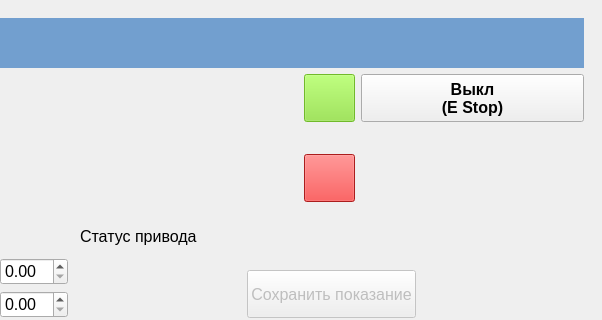
Ornstein89/BallScrewControl_QtVCP, file BallScrewVCP1.ui: the form before one commit; both pictures show x 591 to 1193 and y 0 to 320 of the 1193 by 891 pixel window.
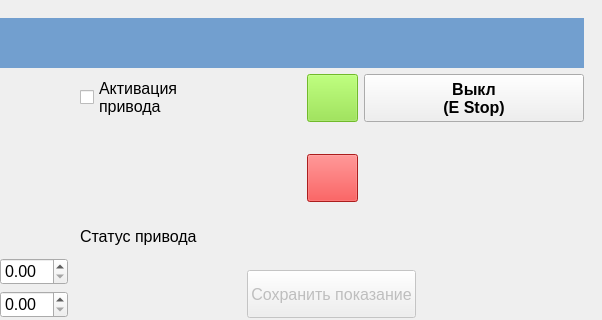
The form after the commit. Icons and pictures are not drawn. Custom widgets are drawn as their Qt base class.

Diff of the .ui file:
```diff
--- a/BallScrewVCP1.ui
+++ b/BallScrewVCP1.ui
@@ -295,6 +295,14 @@
             </property>
            </widget>
           </item>
+          <item row="0" column="0">
+           <widget class="CheckBox" name="chkActivation31">
+            <property name="text">
+             <string>Активация
+привода</string>
+            </property>
+           </widget>
+          </item>
          </layout>
         </item>
         <item row="2" column="1">
@@ -527,6 +535,11 @@
    <extends>QPushButton</extends>
    <header>qtvcp.widgets.simple_widgets</header>
   </customwidget>
+  <customwidget>
+   <class>CheckBox</class>
+   <extends>QCheckBox</extends>
+   <header>qtvcp.widgets.simple_widgets</header>
+  </customwidget>
   <customwidget>
    <class>ActionButton</class>
    <extends>QPushButton</extends>
```
